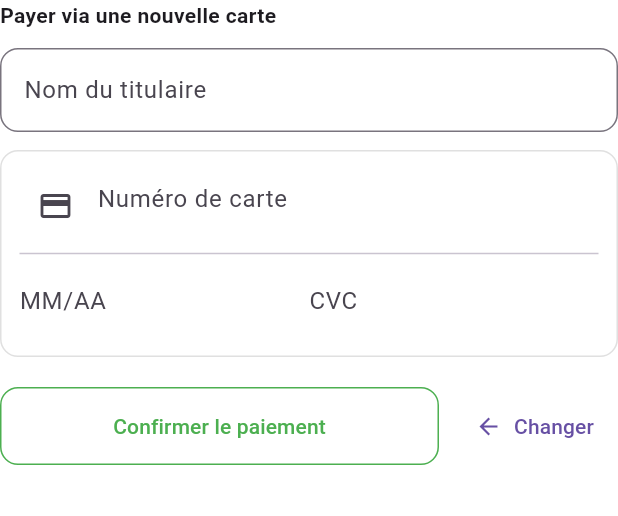
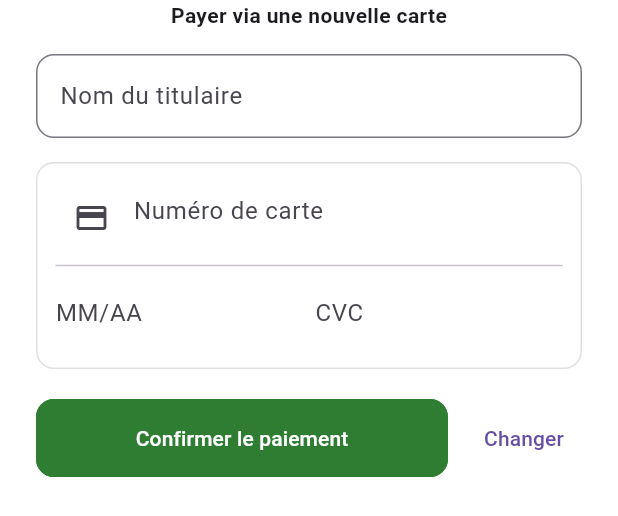
Before and after one commit to Alicheick225/agrobloc_flutter, a Flutter app: the TypePayementWidget widget shown alone on an empty page, opened directly, after a tap on "Carte Bancaire", on a phone screen of 412 x 824 dp. Shown: the top 516 px of the screen. Run offline on Flutter 3.47's test engine with Material 3 defaults, Android fonts, the phone set to English and light mode, and no system bars; our stand-ins replace flutter_local_notifications, flutter_screenutil, image_picker, permission_handler, shared_preferences; missing offline and left inert: jwt_decode; accounts and stored records are empty; network calls fail.

Commit message:
feat (refont select mode payement)

```diff
--- a/lib/core/features/Agrobloc/presentations/widgets/acheteurs/transactions/order tracking/payement/selectpayemode.dart
+++ b/lib/core/features/Agrobloc/presentations/widgets/acheteurs/transactions/order tracking/payement/selectpayemode.dart
@@ -81,20 +81,28 @@ class _TypePayementWidgetState extends State<TypePayementWidget> {
      2. FORMULAIRE CARTE
   -------------------------------------------------------- */
   List<Widget> _buildCardForm() => [
-        const Text(
+        const Center(
+          child: Text(
             'Payer via une nouvelle carte',
             style: TextStyle(fontWeight: FontWeight.bold),
           ),
-        const SizedBox(height: 12),
-        TextField(
+        ),
+        const SizedBox(height: 16),
+        Padding(
+          padding: const EdgeInsets.symmetric(horizontal: 24),
+          child: TextField(
             controller: widget.cardHolderController,
             decoration: InputDecoration(
               hintText: 'Nom du titulaire',
-            border: OutlineInputBorder(borderRadius: BorderRadius.circular(12)),
+              border:
+                  OutlineInputBorder(borderRadius: BorderRadius.circular(12)),
             ),
           ),
-        const SizedBox(height: 12),
-        Container(
+        ),
+        const SizedBox(height: 16),
+        Padding(
+          padding: const EdgeInsets.symmetric(horizontal: 24),
+          child: Container(
             padding: const EdgeInsets.all(12),
             decoration: BoxDecoration(
               border: Border.all(color: Colors.grey.shade300),
@@ -122,6 +130,7 @@ class _TypePayementWidgetState extends State<TypePayementWidget> {
                             hintText: 'MM/AA', border: InputBorder.none),
                       ),
                     ),
+                    const SizedBox(width: 8),
                     Expanded(
                       child: TextField(
                         controller: widget.cvvController,
@@ -136,8 +145,8 @@ class _TypePayementWidgetState extends State<TypePayementWidget> {
               ],
             ),
           ),
+        ),
       ];
-
   /* --------------------------------------------------------
      3. INFO MOBILE MONEY
   -------------------------------------------------------- */
@@ -173,28 +182,36 @@ class _TypePayementWidgetState extends State<TypePayementWidget> {
           const SizedBox(height: 20),
 
           // Bouton « Confirmer » + « Changer de mode »
-          Row(
+          Padding(
+            padding: const EdgeInsets.symmetric(
+                horizontal: 24), // même marge que les TextField
+            child: Row(
               children: [
                 Expanded(
                   child: OutlinedButton(
                     onPressed: widget.onConfirm,
                     style: OutlinedButton.styleFrom(
-                    foregroundColor: Colors.green,
-                    side: const BorderSide(color: Colors.green),
+                      foregroundColor: Colors.white,
+                      backgroundColor: const Color(0xFF2E7D32),
+                      side: const BorderSide(color: Color(0xFF2E7D32)),
                       shape: RoundedRectangleBorder(
-                        borderRadius: BorderRadius.circular(12)),
+                        borderRadius: BorderRadius.circular(12),
+                      ),
                       padding: const EdgeInsets.symmetric(vertical: 16),
                     ),
-                  child: const Text('Confirmer le paiement'),
+                    child: const Text(
+                      'Confirmer le paiement',
+                      style: TextStyle(color: Colors.white),
+                    ),
                   ),
                 ),
                 const SizedBox(width: 12),
-              TextButton.icon(
-                icon: const Icon(Icons.arrow_back, size: 18),
-                label: const Text('Changer'),
+                TextButton(
                   onPressed: () => setState(() => _selected = null),
+                  child: const Text('Changer'),
                 ),
               ],
+            ),
           ),
         ],
       ],
```
Also changed, not shown: 1 other file. Lines whose indentation alone changed are shown as unchanged.
